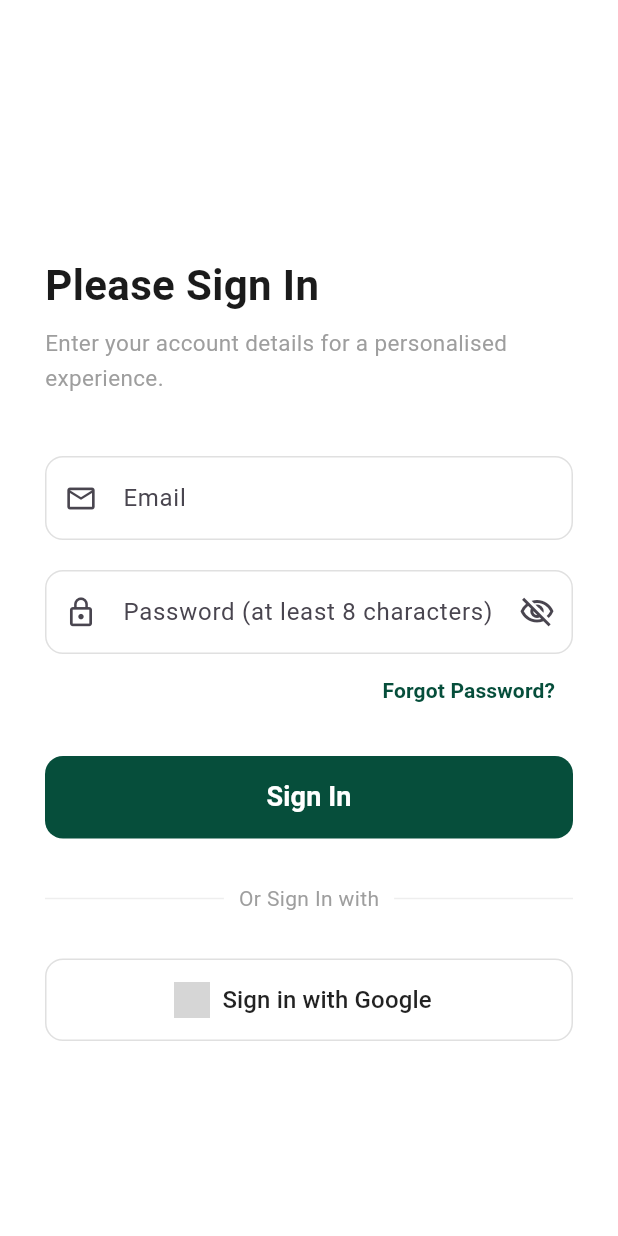
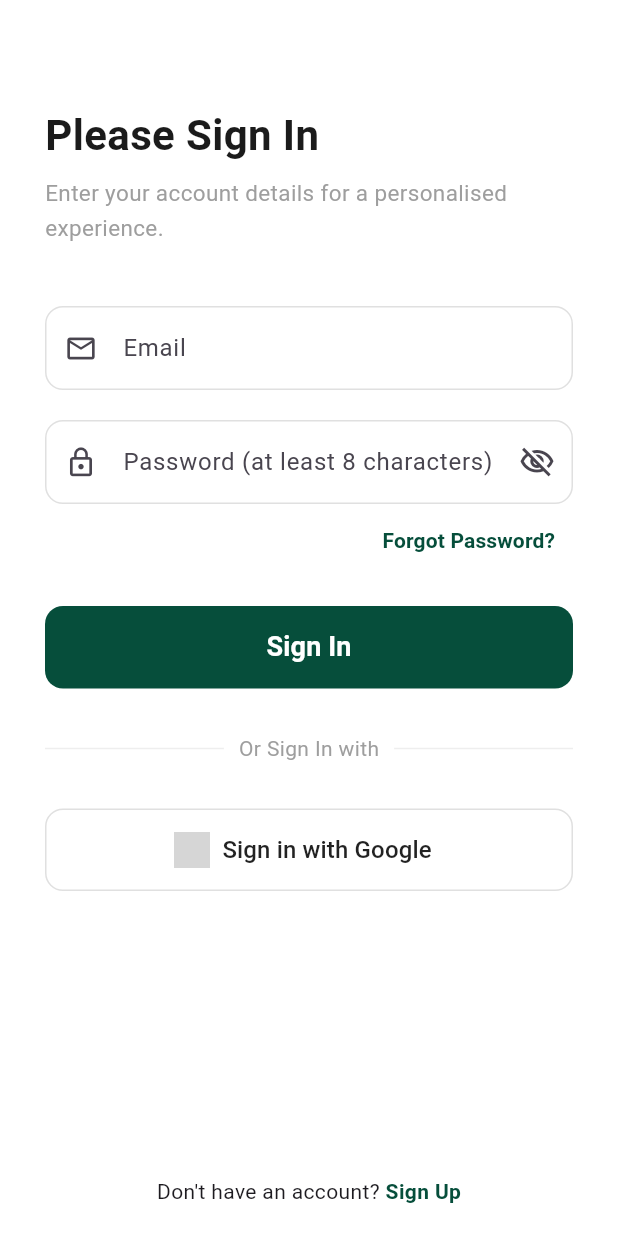
Before and after one commit to karonboshra-cloud/TransitWay, a Flutter app: the LoginScreen screen opened by its route, on a phone screen of 412 x 824 dp. Run offline on Flutter 3.47's test engine with Material 3 defaults, Android fonts, the phone set to English and light mode, and no system bars; our stand-ins replace flutter_screenutil, google_fonts; network calls fail; grey boxes are pictures that could not be loaded.

Commit message:
update login screen

```diff
--- a/lib/feature/login/login.dart
+++ b/lib/feature/login/login.dart
@@ -22,14 +22,14 @@ class _LoginScreenState extends State<LoginScreen> {
     return Scaffold(
       backgroundColor: Colors.white,
       body: SafeArea(
-        child: SingleChildScrollView(
+        child: Padding(
           padding: const EdgeInsets.symmetric(horizontal: 30.0),
           child: Form(
             key: _formKey,
             child: Column(
               crossAxisAlignment: CrossAxisAlignment.start,
               children: [
-                const SizedBox(height: 170),
+                const SizedBox(height: 70),
 
                 const Text(
                   'Please Sign In',
@@ -135,9 +135,8 @@ class _LoginScreenState extends State<LoginScreen> {
                   ),
                 ),
 
-                const SizedBox(height: 40),
+                const Spacer(),
 
-                SizedBox(height: 90.h,),
                 Row(
                   mainAxisAlignment: MainAxisAlignment.center,
                   children: [
@@ -151,6 +150,7 @@ class _LoginScreenState extends State<LoginScreen> {
                     ),
                   ],
                 ),
+                const SizedBox(height: 20),
               ],
             ),
           ),
```
Also changed, not shown: pubspec.lock.
